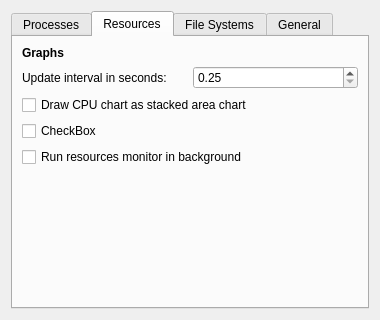
VioletDarkKitty/system-monitor, file preferencesdialogue.ui: the form before one commit.
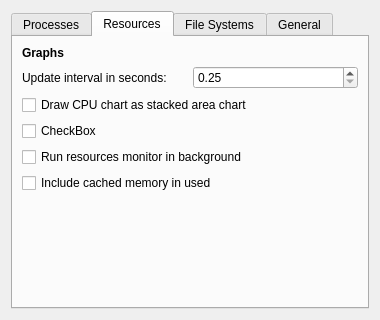
The form after the commit. The open tabs and pages were chosen to show the change.

Commit message: Add option to use a calculation for the amount of used memory that is closer to that used by GSM

```diff
--- a/preferencesdialogue.ui
+++ b/preferencesdialogue.ui
@@ -277,6 +277,13 @@
            </property>
           </widget>
          </item>
+         <item>
+          <widget class="QCheckBox" name="cachedMemoryIsUsed">
+           <property name="text">
+            <string>Include cached memory in used</string>
+           </property>
+          </widget>
+         </item>
         </layout>
        </item>
        <item>
```
The commit also changes 3 other files.
